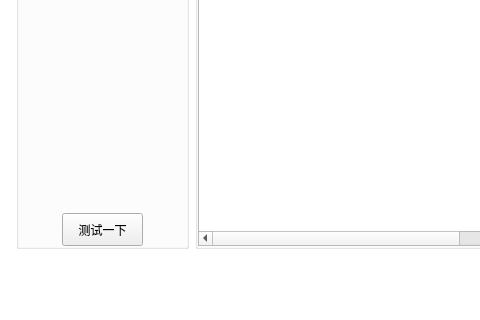
This is OneKeyHide/ui/newdialog.ui in BiteBit/OneKeyHide as Qt 5 draws it before an edit; both pictures show x 0 to 480 and y 176 to 496 of the 992 by 496 pixel window. The edited form follows.
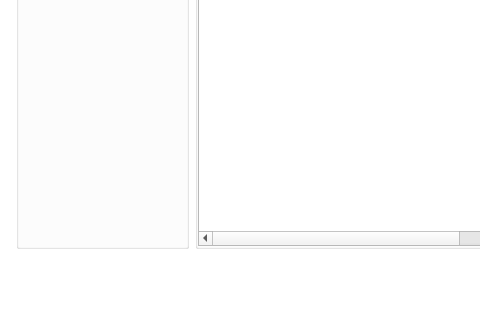
This is the edited form.

The edit to the form file:
```diff
--- a/OneKeyHide/ui/newdialog.ui
+++ b/OneKeyHide/ui/newdialog.ui
@@ -158,32 +158,6 @@
               </property>
              </spacer>
             </item>
-            <item>
-             <layout class="QHBoxLayout" name="horizontalLayout_8">
-              <property name="topMargin">
-               <number>0</number>
-              </property>
-              <item>
-               <widget class="QPushButton" name="pushButtonTest">
-                <property name="minimumSize">
-                 <size>
-                  <width>81</width>
-                  <height>33</height>
-                 </size>
-                </property>
-                <property name="maximumSize">
-                 <size>
-                  <width>81</width>
-                  <height>33</height>
-                 </size>
-                </property>
-                <property name="text">
-                 <string>测试一下</string>
-                </property>
-               </widget>
-              </item>
-             </layout>
-            </item>
            </layout>
           </widget>
          </item>
```
